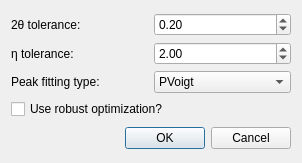
This is hexrd/ui/resources/ui/powder_calibration_dialog.ui in HEXRD/hexrdgui as Qt 5 draws it before an edit. The edited form follows.
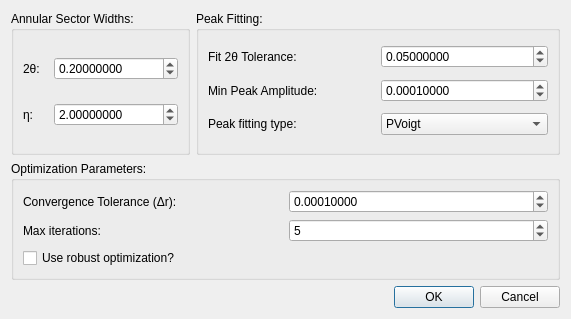
This is the edited form. Custom widgets are drawn as their Qt base class.

Commit message:
Add new options and redesign powder cal dialog
This re-designs the powder calibration dialog and adds four new
widgets:

1. Fit TTh tolerance
2. Min peak amplitude
3. Max iterations
4. Convergence Tolerance

What changed in the file:
```diff
--- a/hexrd/ui/resources/ui/powder_calibration_dialog.ui
+++ b/hexrd/ui/resources/ui/powder_calibration_dialog.ui
@@ -6,84 +6,138 @@
    <rect>
     <x>0</x>
     <y>0</y>
-    <width>302</width>
-    <height>163</height>
+    <width>571</width>
+    <height>319</height>
    </rect>
   </property>
-  <layout class="QVBoxLayout" name="verticalLayout_2">
-   <item>
-    <layout class="QGridLayout" name="gridLayout">
-     <item row="1" column="1">
-      <widget class="QDoubleSpinBox" name="eta_tolerance">
-       <property name="maximum">
-        <double>1000.000000000000000</double>
-       </property>
-       <property name="singleStep">
-        <double>0.100000000000000</double>
-       </property>
-       <property name="value">
-        <double>2.000000000000000</double>
-       </property>
-      </widget>
-     </item>
-     <item row="2" column="1">
-      <widget class="QComboBox" name="peak_fit_type">
-       <item>
+  <layout class="QGridLayout" name="gridLayout_3">
+   <item row="3" column="0" colspan="3">
+    <widget class="QGroupBox" name="groupBox">
+     <property name="title">
+      <string>Optimization Parameters:</string>
+     </property>
+     <layout class="QGridLayout" name="gridLayout_5">
+      <item row="0" column="0">
+       <widget class="QLabel" name="conv_tol_label">
         <property name="text">
-         <string>PVoigt</string>
+         <string>Convergence Tolerance (Δr):</string>
         </property>
-       </item>
-       <item>
+       </widget>
+      </item>
+      <item row="1" column="1">
+       <widget class="QSpinBox" name="max_iter">
+        <property name="minimum">
+         <number>1</number>
+        </property>
+        <property name="maximum">
+         <number>10000000</number>
+        </property>
+        <property name="value">
+         <number>5</number>
+        </property>
+       </widget>
+      </item>
+      <item row="0" column="1">
+       <widget class="ScientificDoubleSpinBox" name="conv_tol">
+        <property name="decimals">
+         <number>8</number>
+        </property>
+        <property name="maximum">
+         <double>1000000.000000000000000</double>
+        </property>
+        <property name="value">
+         <double>0.000100000000000</double>
+        </property>
+       </widget>
+      </item>
+      <item row="1" column="0">
+       <widget class="QLabel" name="max_iter_label">
         <property name="text">
-         <string>Gaussian</string>
+         <string>Max iterations:</string>
         </property>
-       </item>
-      </widget>
-     </item>
-     <item row="0" column="1">
-      <widget class="QDoubleSpinBox" name="tth_tolerance">
-       <property name="maximum">
-        <double>1000.000000000000000</double>
-       </property>
-       <property name="singleStep">
-        <double>0.100000000000000</double>
-       </property>
-       <property name="value">
-        <double>0.200000000000000</double>
-       </property>
-      </widget>
-     </item>
-     <item row="2" column="0">
-      <widget class="QLabel" name="label">
-       <property name="text">
-        <string>Peak fitting type:</string>
-       </property>
-      </widget>
-     </item>
-     <item row="0" column="0">
-      <widget class="QLabel" name="tth_label">
-       <property name="text">
-        <string>2θ tolerance:</string>
-       </property>
-      </widget>
-     </item>
-     <item row="1" column="0">
-      <widget class="QLabel" name="eta_label">
-       <property name="text">
-        <string>η tolerance:</string>
-       </property>
-      </widget>
-     </item>
-     <item row="3" column="0" colspan="2">
-      <widget class="QCheckBox" name="robust">
-       <property name="text">
-        <string>Use robust optimization?</string>
-       </property>
-      </widget>
-     </item>
-    </layout>
+       </widget>
+      </item>
+      <item row="2" column="0">
+       <widget class="QCheckBox" name="robust">
+        <property name="text">
+         <string>Use robust optimization?</string>
+        </property>
+       </widget>
+      </item>
+     </layout>
+    </widget>
    </item>
-   <item>
+   <item row="0" column="1" rowspan="2" colspan="2">
+    <widget class="QGroupBox" name="groupBox_2">
+     <property name="title">
+      <string>Peak Fitting:</string>
+     </property>
+     <layout class="QGridLayout" name="gridLayout_4">
+      <item row="2" column="2">
+       <widget class="QLabel" name="int_cutoff_label">
+        <property name="text">
+         <string>Min Peak Amplitude:</string>
+        </property>
+       </widget>
+      </item>
+      <item row="2" column="3">
+       <widget class="ScientificDoubleSpinBox" name="int_cutoff">
+        <property name="decimals">
+         <number>8</number>
+        </property>
+        <property name="maximum">
+         <double>1000000.000000000000000</double>
+        </property>
+        <property name="value">
+         <double>0.000100000000000</double>
+        </property>
+       </widget>
+      </item>
+      <item row="1" column="2">
+       <widget class="QLabel" name="fit_tth_tol_label">
+        <property name="text">
+         <string>Fit 2θ Tolerance:</string>
+        </property>
+       </widget>
+      </item>
+      <item row="1" column="3">
+       <widget class="ScientificDoubleSpinBox" name="fit_tth_tol">
+        <property name="decimals">
+         <number>8</number>
+        </property>
+        <property name="maximum">
+         <double>1000000.000000000000000</double>
+        </property>
+        <property name="value">
+         <double>0.050000000000000</double>
+        </property>
+       </widget>
+      </item>
+      <item row="3" column="3">
+       <widget class="QComboBox" name="peak_fit_type">
+        <item>
+         <property name="text">
+          <string>PVoigt</string>
+         </property>
+        </item>
+        <item>
+         <property name="text">
+          <string>Gaussian</string>
+         </property>
+        </item>
+       </widget>
+      </item>
+      <item row="3" column="2">
+       <widget class="QLabel" name="peak_fit_type_label">
+        <property name="text">
+         <string>Peak fitting type:</string>
+        </property>
+       </widget>
+      </item>
+     </layout>
+    </widget>
+   </item>
+   <item row="4" column="0" colspan="3">
     <widget class="QDialogButtonBox" name="button_box">
      <property name="standardButtons">
       <set>QDialogButtonBox::Cancel|QDialogButtonBox::Ok</set>
@@ -93,8 +147,70 @@
      </property>
     </widget>
    </item>
+   <item row="0" column="0" rowspan="2">
+    <widget class="QGroupBox" name="annular_sector_widths_group">
+     <property name="title">
+      <string>Annular Sector Widths:</string>
+     </property>
+     <layout class="QGridLayout" name="gridLayout_2">
+      <item row="2" column="1">
+       <widget class="ScientificDoubleSpinBox" name="tth_tolerance">
+        <property name="decimals">
+         <number>8</number>
+        </property>
+        <property name="maximum">
+         <double>1000000.000000000000000</double>
+        </property>
+        <property name="singleStep">
+         <double>0.100000000000000</double>
+        </property>
+        <property name="value">
+         <double>0.200000000000000</double>
+        </property>
+       </widget>
+      </item>
+      <item row="2" column="0">
+       <widget class="QLabel" name="tth_label">
+        <property name="text">
+         <string>2θ:</string>
+        </property>
+       </widget>
+      </item>
+      <item row="4" column="0">
+       <widget class="QLabel" name="eta_label">
+        <property name="text">
+         <string>η:</string>
+        </property>
+       </widget>
+      </item>
+      <item row="4" column="1">
+       <widget class="ScientificDoubleSpinBox" name="eta_tolerance">
+        <property name="decimals">
+         <number>8</number>
+        </property>
+        <property name="maximum">
+         <double>1000000.000000000000000</double>
+        </property>
+        <property name="singleStep">
+         <double>0.100000000000000</double>
+        </property>
+        <property name="value">
+         <double>2.000000000000000</double>
+        </property>
+       </widget>
+      </item>
+     </layout>
+    </widget>
+   </item>
   </layout>
  </widget>
+ <customwidgets>
+  <customwidget>
+   <class>ScientificDoubleSpinBox</class>
+   <extends>QDoubleSpinBox</extends>
+   <header>scientificspinbox.h</header>
+  </customwidget>
+ </customwidgets>
  <tabstops>
   <tabstop>tth_tolerance</tabstop>
   <tabstop>eta_tolerance</tabstop>
```
Left out of the diff: 4 changed lines with no effect on the pictures. The commit also changes 3 other files.
